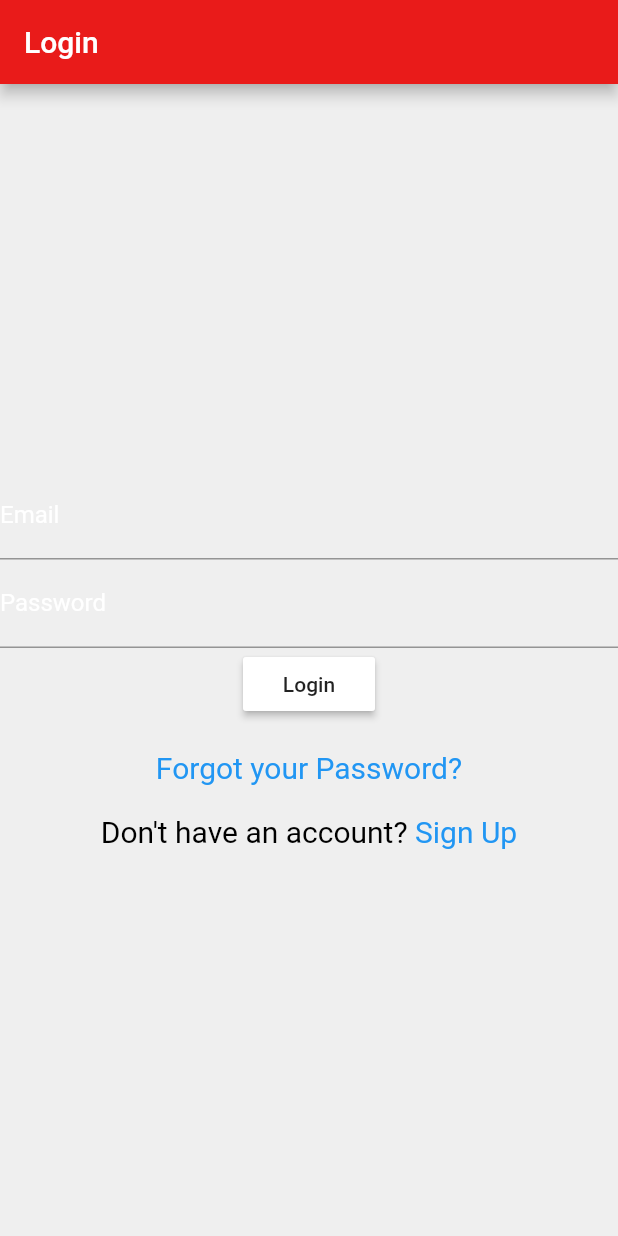
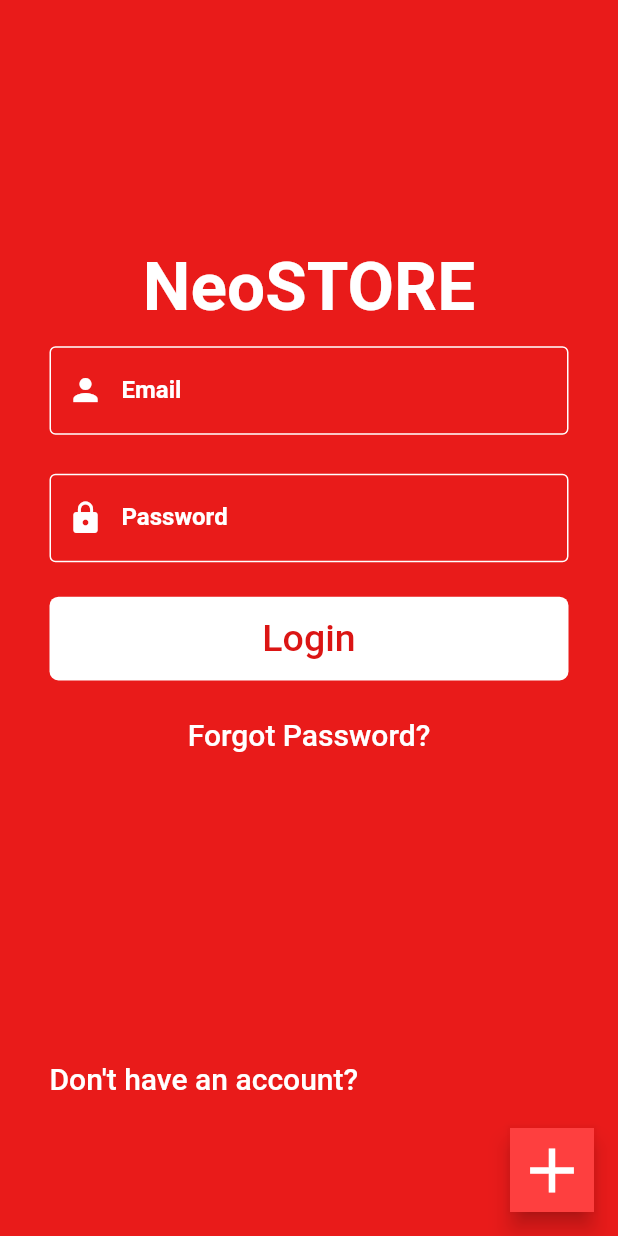
Before and after one commit to vaibhavcs99/try_neostore, a Flutter app: the screen it shows after launch, on a phone screen of 412 x 824 dp. Run offline on Flutter 3.47's test engine with Material 2 defaults, Android fonts, the phone set to English and light mode, and no system bars; our stand-ins replace bloc, dio, equatable, flutter_bloc, flutter_rating_bar, shared_preferences; Roboto replaces fonts that are missing (Gotham).

Commit message:
login Ui changes

```diff
--- a/lib/Utils/router.dart
+++ b/lib/Utils/router.dart
@@ -3,7 +3,7 @@ import 'package:flutter/material.dart';
 import 'package:try_neostore/Utils/data_class.dart';
 import 'package:try_neostore/constants/constants.dart';
 import 'package:try_neostore/screens/widgets/splash_screen.dart';
-import 'package:try_neostore/screens/cart_list.dart';
+import 'package:try_neostore/screens/order/cart_list.dart';
 import 'package:try_neostore/screens/order/enter_address.dart';
 import 'package:try_neostore/screens/order/order_details.dart';
 import 'package:try_neostore/screens/order/order_list.dart';
--- a/lib/screens/user_module/change_password.dart
+++ b/lib/screens/user_module/change_password.dart
@@ -1,6 +1,7 @@
 
 import 'package:flutter/material.dart';
 import 'package:try_neostore/Utils/validators.dart';
+import 'package:try_neostore/constants/constants.dart';
 import 'package:try_neostore/repository/api_services.dart';
 import 'package:try_neostore/screens/widgets/my_text_form_field.dart';
 
@@ -27,6 +28,7 @@ class _ChangePasswordState extends State<ChangePassword> {
   Widget build(BuildContext context) {
     return Scaffold(
         key: _scaffoldKey,
+        backgroundColor: primaryRed2,
         appBar: AppBar(
           title: Text('Change Password'),
 
--- a/lib/screens/user_module/login_screen.dart
+++ b/lib/screens/user_module/login_screen.dart
@@ -5,6 +5,8 @@ import 'package:shared_preferences/shared_preferences.dart';
 import 'package:try_neostore/Utils/validators.dart';
 import 'package:try_neostore/bloc/loginBloc/login_bloc.dart';
 import 'package:try_neostore/constants/constants.dart';
+import 'package:try_neostore/screens/widgets/my_button.dart';
+import 'package:try_neostore/screens/widgets/my_text_form_field.dart';
 
 class LoginScreen extends StatefulWidget {
   @override
@@ -23,7 +25,6 @@ class _LoginScreenState extends State<LoginScreen> {
     return BlocListener<LoginBloc, LoginState>(
         listener: (context, state) async {
           if (state is LoginSuccessful) {
-
             Navigator.pushReplacementNamed(context, route_home_screen,
                 arguments: state.accessToken);
           }
@@ -33,51 +34,54 @@ class _LoginScreenState extends State<LoginScreen> {
         },
         child: Scaffold(
             key: _scaffoldKey,
-            appBar: AppBar(title: Text('Login')),
+            backgroundColor: primaryRed2,
+            floatingActionButton: FloatingActionButton(
+              onPressed: () => Navigator.pushNamed(context, route_register),
+              backgroundColor: primaryRed1,
+              shape: RoundedRectangleBorder(),
+              child: Icon(Icons.add, size: 50),
+            ),
             body: Center(
               child: Form(
                 key: _formKey,
                 autovalidateMode: AutovalidateMode.onUserInteraction,
-                child: Column(
-                  mainAxisAlignment: MainAxisAlignment.center,
+                child: ListView(
                   children: [
+                    SizedBox(height: MediaQuery.of(context).size.height * 0.2),
+                    Center(
+                      child: Text('NeoSTORE',
+                          style: TextStyle(
+                              fontSize: 45,
+                              fontWeight: FontWeight.bold,
+                              color: Colors.white)),
+                    ),
                     emailField(),
                     passwordField(),
-                    RaisedButton(
-                      onPressed: () => _validateInputs(),
-                      child: Text('Login'),
+                    MyButton(
+                        onPressed: () => _validateInputs(), myText: 'Login'),
+                    SizedBox(
+                      height: 15,
                     ),
-                    SizedBox(
-                      height: 20,
+                    Center(
+                      child: RichText(
+                          text: TextSpan(
+                              text: 'Forgot Password?',
+                              style: TextStyle(
+                                  color: Colors.white, fontSize: 20.0,fontWeight: FontWeight.w500),
+                              recognizer: TapGestureRecognizer()
+                                ..onTap = () {
+                                  Navigator.pushNamed(
+                                      context, route_forgot_password);
+                                })),
                     ),
-                    RichText(
-                        text: TextSpan(
-                            text: 'Forgot your Password?',
-                            style:
-                                TextStyle(color: Colors.blue, fontSize: 20.0),
-                            recognizer: TapGestureRecognizer()
-                              ..onTap = () {
-                                Navigator.pushNamed(
-                                    context, route_forgot_password);
-                              })),
-                    SizedBox(
-                      height: 20,
+                    SizedBox(height: MediaQuery.of(context).size.height * 0.25),
+                    Padding(
+                      padding: const EdgeInsets.only(left:33.0),
+                      child: Text(
+                        "Don't have an account? ",
+                        style: TextStyle(color: Colors.white, fontSize: 20.0,fontWeight: FontWeight.w500),
+                      ),
                     ),
-                    RichText(
-                        text: TextSpan(
-                      text: "Don't have an account? ",
-                      style: TextStyle(color: Colors.black, fontSize: 20.0),
-                      children: <TextSpan>[
-                        TextSpan(
-                            text: 'Sign Up',
-                            style: TextStyle(
-                                color: Colors.blue), //FIXME:WHY DOUBLE DOT
-                            recognizer: TapGestureRecognizer()
-                              ..onTap = () {
-                                Navigator.pushNamed(context, route_register);
-                              })
-                      ],
-                    )),
                   ],
                 ),
               ),
@@ -97,14 +101,17 @@ class _LoginScreenState extends State<LoginScreen> {
     }
   }
 
-
 //-------------------------------------------------------------------------------------------------------------
   //this part contains all the defined UI widget fields.
   emailField() {
-    return TextFormField(
-      decoration: const InputDecoration(labelText: 'Email'),
+    return MyTextFormField(
+      myLabelText: 'Email',
       keyboardType: TextInputType.emailAddress,
       validator: validateEmail,
+      myIcon: Icon(
+        Icons.person,
+        color: Colors.white,
+      ),
       onSaved: (newValue) {
         _email = newValue;
       },
@@ -112,8 +119,9 @@ class _LoginScreenState extends State<LoginScreen> {
   }
 
   passwordField() {
-    return TextFormField(
-      decoration: const InputDecoration(labelText: 'Password'),
+    return MyTextFormField(
+      myIcon: Icon(Icons.lock, color: Colors.white),obscureText: true,
+      myLabelText: 'Password',
       keyboardType: TextInputType.visiblePassword,
       validator: validatePassword,
       onSaved: (newValue) {
--- a/lib/screens/user_module/my_account.dart
+++ b/lib/screens/user_module/my_account.dart
@@ -43,7 +43,7 @@ class _MyAccountDetailsState extends State<MyAccountDetails> {
                       CircleAvatar(
                         radius: 66,
                         backgroundImage: NetworkImage(
-                            '${snapshot.data.data.productCategories[0].iconImage}'),
+                            'https://cdn.wallpapersafari.com/91/96/D8ZYbS.jpg'),
                       ),
                       BorderContainer(myText: userData.firstName),
                       BorderContainer(myText: userData.lastName),
--- a/lib/screens/widgets/my_text_form_field.dart
+++ b/lib/screens/widgets/my_text_form_field.dart
@@ -1,6 +1,7 @@
 import 'package:flutter/material.dart';
 
 class MyTextFormField extends StatelessWidget {
+  final TextInputType keyboardType;
   final bool obscureText;
   final String myLabelText;
   final FormFieldValidator<String> validator;
@@ -11,7 +12,9 @@ class MyTextFormField extends StatelessWidget {
       {@required this.myLabelText,
       @required this.validator,
       @required this.onSaved,
-      @required this.myIcon, this.obscureText});
+      @required this.myIcon,
+      this.obscureText,
+      this.keyboardType});
 
   @override
   Widget build(BuildContext context) {
@@ -33,8 +36,10 @@ class MyTextFormField extends StatelessWidget {
             labelText: myLabelText,
             labelStyle:
                 TextStyle(fontWeight: FontWeight.w600, color: Colors.white)),
+
         validator: validator,
         onSaved: onSaved,
+        keyboardType: keyboardType,style: TextStyle(color: Colors.white),
       ),
     );
   }
--- a/pubspec.yaml
+++ b/pubspec.yaml
@@ -52,6 +52,7 @@ flutter:
     - assets/star_check.png
     - assets/star_unchek.png
     - assets/icons/share.png
+    - assets/icons/Plus.png
     # - assets/chair.imageset/chair.png
   #   - images/a_dot_ham.jpeg
   # An image asset can refer to one or more resolution-specific "variants", see
```
Also changed, not shown: lib/screens/product/product_details.dart (+15 -10 lines), lib/screens/user_module/forgot_password.dart (+14 -6 lines), lib/screens/user_module/register_screen.dart (+20 -44 lines), lib/screens/widgets/my_drawer.dart (+34 -16 lines), lib/screens/order/cart_list.dart (renamed from lib/screens/cart_list.dart).
